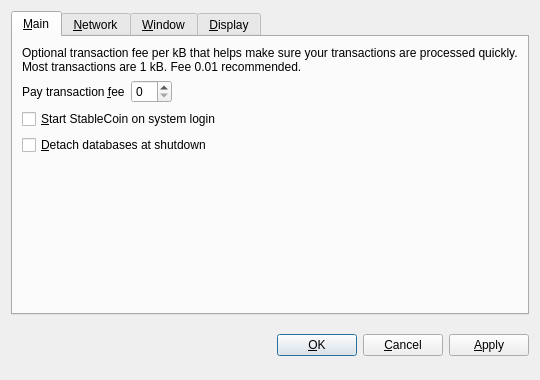
Before: the Qt Designer form src/qt/forms/optionsdialog.ui in tintcoin/tintcoin, drawn with Qt 5.
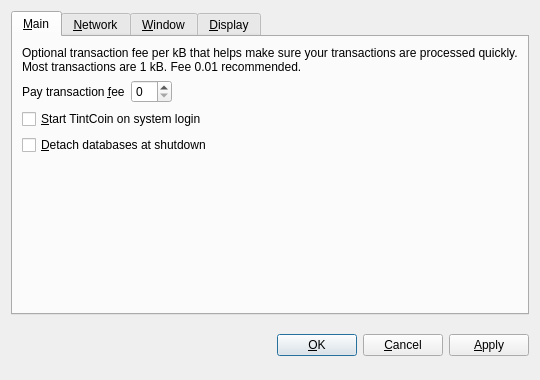
After: the same form once the commit is applied. The open tabs and pages were chosen to show the change. Custom widgets are drawn as their Qt base class.

```diff
--- a/src/qt/forms/optionsdialog.ui
+++ b/src/qt/forms/optionsdialog.ui
@@ -82,7 +82,7 @@
           <string>Automatically start StableCoin after logging in to the system.</string>
          </property>
          <property name="text">
-          <string>&amp;Start StableCoin on system login</string>
+          <string>&amp;Start TintCoin on system login</string>
          </property>
         </widget>
        </item>
```
Left out of the diff: 10 changed lines with no effect on the pictures.
